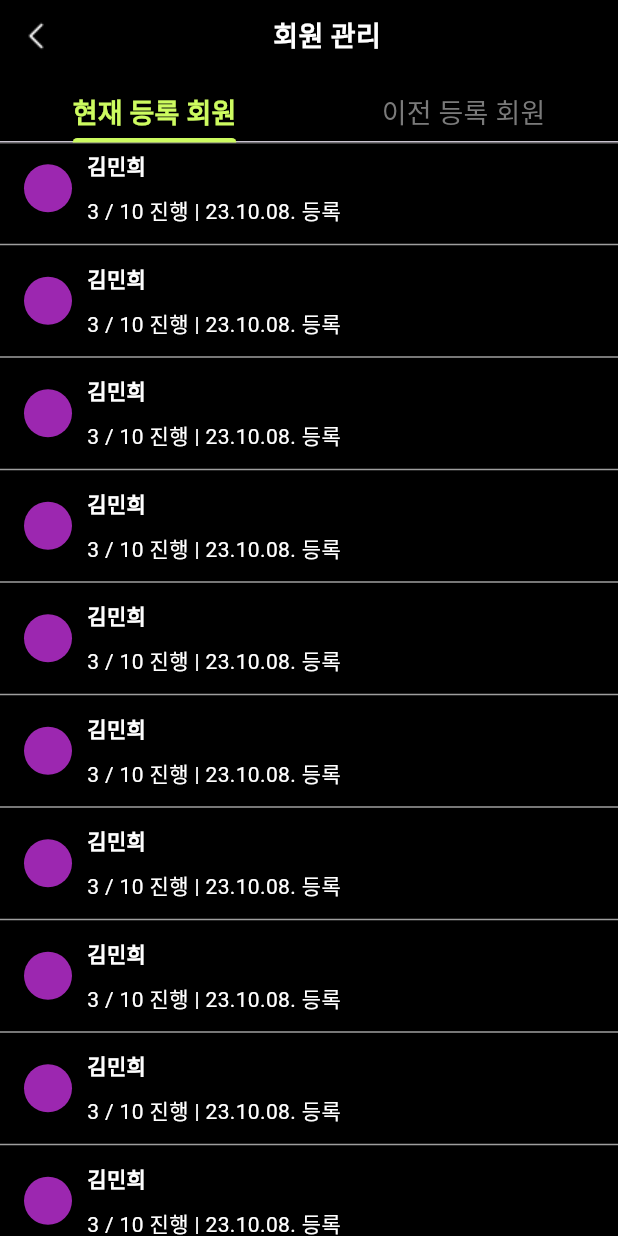
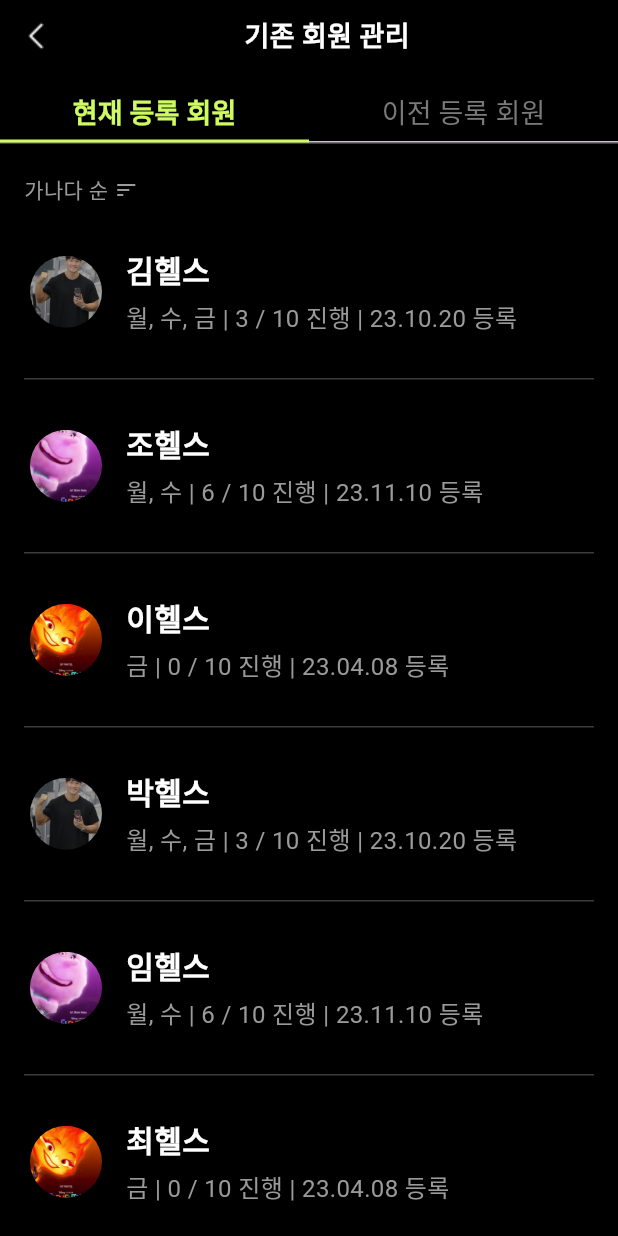
Before and after one commit to AllideaBridge/gymming_app, a Flutter app: the Request screen opened directly, on a phone screen of 412 x 824 dp. Run offline on Flutter 3.47's test engine with Material 3 defaults, Android fonts, the phone set to English and light mode, and no system bars; our stand-ins replace carousel_slider, fluttertoast, google_sign_in, syncfusion_flutter_calendar, table_calendar; missing offline and left inert: kakao_flutter_sdk; Roboto replaces fonts that are missing (Pretendard).

Commit message:
[Feature] 회원관리 목록 구현

```diff
--- a/lib/common/component/request.dart
+++ b/lib/common/component/request.dart
@@ -52,6 +52,7 @@ class Request extends StatelessWidget {
                           fontSize: 18,
                         ),
                         indicatorColor: PRIMARY_COLOR,
+                        indicatorSize: TabBarIndicatorSize.tab,
                         tabs: [
                           Tab(text: leftTabName),
                           Tab(text: rightTabName),
--- a/lib/drawer/trainer_drawer.dart
+++ b/lib/drawer/trainer_drawer.dart
@@ -110,11 +110,11 @@ class TrainerDrawer extends StatelessWidget {
                   context,
                   MaterialPageRoute(
                       builder: (context) => Request(
-                            title: "회원 관리",
+                            title: "기존 회원 관리",
                             leftTabName: "현재 등록 회원",
                             rightTabName: "이전 등록 회원",
-                            leftComponent: UserManagementList(),
-                            rightComponent: UserManagementList(),
+                            leftComponent: UserManagementList(type: 'now'),
+                            rightComponent: UserManagementList(type: 'end'),
                           )));
             },
           ),
--- /dev/null
+++ b/lib/models/trainee_list.dart
@@ -0,0 +1,19 @@
+class TraineeList {
+  final String name;
+  final String profileImg;
+  final String weekday;
+  final int usedDay;
+  final int totalDay;
+  final String registeredDay;
+  final String lastDay;
+
+  TraineeList({
+    required this.name,
+    required this.profileImg,
+    required this.weekday,
+    required this.usedDay,
+    required this.totalDay,
+    required this.registeredDay,
+    required this.lastDay,
+  });
+}
--- /dev/null
+++ b/lib/repositories/trainee_repository.dart
@@ -0,0 +1,64 @@
+import '../models/trainee_list.dart';
+
+class TraineeRepository {
+  final List<TraineeList> _dummyTrainees = [
+    TraineeList(
+      name: '김헬스',
+      profileImg: 'assets/trainerExample.png',
+      weekday: '월, 수, 금',
+      usedDay: 3,
+      totalDay: 10,
+      registeredDay: '23.10.20',
+      lastDay: '23.10.20',
+    ),
+    TraineeList(
+      name: '조헬스',
+      profileImg: 'assets/trainerExample2.png',
+      weekday: '월, 수',
+      usedDay: 6,
+      totalDay: 10,
+      registeredDay: '23.11.10',
+      lastDay: '23.11.10',
+    ),
+    TraineeList(
+      name: '이헬스',
+      profileImg: 'assets/trainerExample3.png',
+      weekday: '금',
+      usedDay: 0,
+      totalDay: 10,
+      registeredDay: '23.04.08',
+      lastDay: '23.04.08',
+    ),
+    TraineeList(
+      name: '박헬스',
+      profileImg: 'assets/trainerExample.png',
+      weekday: '월, 수, 금',
+      usedDay: 3,
+      totalDay: 10,
+      registeredDay: '23.10.20',
+      lastDay: '23.10.20',
+    ),
+    TraineeList(
+      name: '임헬스',
+      profileImg: 'assets/trainerExample2.png',
+      weekday: '월, 수',
+      usedDay: 6,
+      totalDay: 10,
+      registeredDay: '23.11.10',
+      lastDay: '23.11.10',
+    ),
+    TraineeList(
+      name: '최헬스',
+      profileImg: 'assets/trainerExample3.png',
+      weekday: '금',
+      usedDay: 0,
+      totalDay: 10,
+      registeredDay: '23.04.08',
+      lastDay: '23.04.08',
+    ),
+  ];
+
+  List<TraineeList> getTraineeList() {
+    return _dummyTrainees;
+  }
+}
--- a/lib/user_management/user_management_list.dart
+++ b/lib/user_management/user_management_list.dart
@@ -1,50 +1,92 @@
 import 'package:flutter/material.dart';
-import 'package:gymming_app/common/constants.dart';
+import 'package:gymming_app/common/colors.dart';
+import 'package:gymming_app/repositories/trainee_repository.dart';
 import 'package:gymming_app/user_management/user_detail.dart';
 
-import '../user_request/request_detail.dart';
+import '../models/trainee_list.dart';
 
 class UserManagementList extends StatelessWidget {
+  final String type;
+  final List<TraineeList> traineeList = TraineeRepository().getTraineeList();
+
+  UserManagementList({
+    super.key,
+    required this.type,
+  });
+
   @override
   Widget build(BuildContext context) {
-    return ListView.separated(
-      itemCount: 20, // 임시 데이터의 수
-
+    return Padding(
+      padding: const EdgeInsets.symmetric(horizontal: 16.0, vertical: 20.0),
+      child: Column(
+        children: [
+          GestureDetector(
+            // TODO: 정렬 버튼 클릭 이벤트
+            onTap: null,
+            child: Row(
+              children: [
+                Text(
+                  '가나다 순',
+                  style: TextStyle(
+                    fontSize: 14.0,
+                    color: SECONDARY_COLOR,
+                  ),
+                ),
+                SizedBox(
+                  width: 4.0,
+                ),
+                Icon(
+                  Icons.sort,
+                  color: SECONDARY_COLOR,
+                  size: 16,
+                ),
+              ],
+            ),
+          ),
+          Expanded(
+            child: ListView.separated(
+              itemCount: traineeList.length,
               itemBuilder: (context, index) {
                 return GestureDetector(
                   onTap: () {
-            Navigator.push(
-                context,
-                MaterialPageRoute(
-                    builder: (context) => UserDetail()));
+                    Navigator.push(context,
+                        MaterialPageRoute(builder: (context) => UserDetail()));
                   },
                   child: Card(
                     color: Colors.black,
                     child: Padding(
-              padding: const EdgeInsets.only(left: 12.0, right: 12.0),
+                      padding: const EdgeInsets.symmetric(vertical: 24.0),
                       child: Row(
-                children: <Widget>[
-                  Container(
-                      width: 32.0, // 이미지의 너비
-                      height: 32.0, // 이미지의 높이
-                      margin: EdgeInsets.only(right: 10),
-                      decoration: BoxDecoration(
-                        color: Colors.purple, // 초록색으로 채우기
-                        shape: BoxShape.circle, // 동그란 모양으로 설정
-                      )),
+                        children: [
+                          ClipRRect(
+                            borderRadius: BorderRadius.circular(50.0),
+                            child: Image.asset(
+                              traineeList[index].profileImg,
+                              fit: BoxFit.cover,
+                              width: 48.0,
+                              height: 48.0,
+                            ),
+                          ),
+                          SizedBox(
+                            width: 16.0,
+                          ),
                           Column(
                             crossAxisAlignment: CrossAxisAlignment.start,
                             children: [
-                      Text('김민희',
+                              Text(traineeList[index].name,
                                   style: TextStyle(
+                                      fontSize: 20.0,
                                       fontWeight: FontWeight.bold,
                                       color: Colors.white)),
                               SizedBox(
-                        height: 10,
+                                height: 6,
                               ),
                               Text(
-                        '3 / 10 진행 | 23.10.08. 등록',
-                        style: TextStyle(color: Colors.white),
+                                type == 'now'
+                                    ? '${traineeList[index].weekday} | ${traineeList[index].usedDay} / ${traineeList[index].totalDay} 진행 | ${traineeList[index].registeredDay} 등록'
+                                    : '${traineeList[index].weekday} | ${traineeList[index].usedDay} / ${traineeList[index].totalDay} 진행 | ${traineeList[index].lastDay} 종료',
+                                style: TextStyle(
+                                    fontSize: 16.0, color: SECONDARY_COLOR),
                               ),
                             ],
                           )
@@ -56,10 +98,15 @@ class UserManagementList extends StatelessWidget {
               },
               separatorBuilder: (BuildContext context, int index) {
                 return Divider(
-          color: Colors.grey,
+                  color: BORDER_COLOR,
                   thickness: 1,
+                  height: 1,
                 );
               },
+            ),
+          ),
+        ],
+      ),
     );
   }
 }
```
Lines whose indentation alone changed are shown as unchanged.
